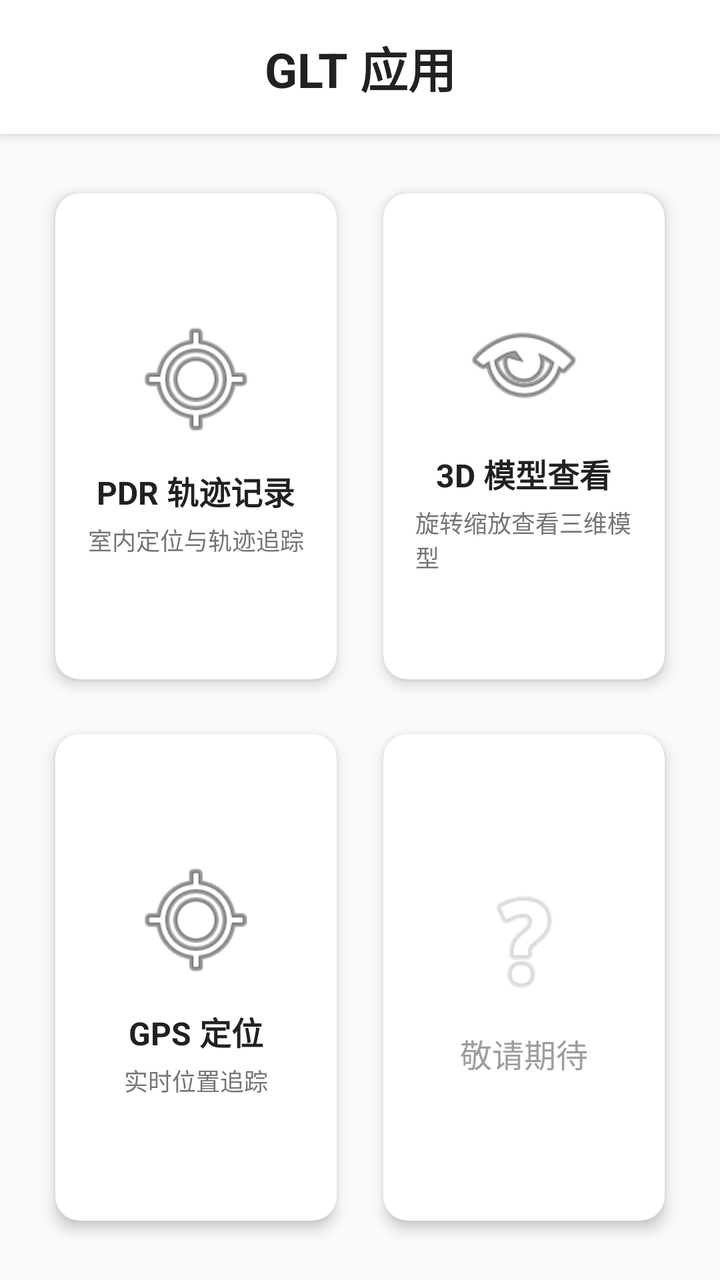
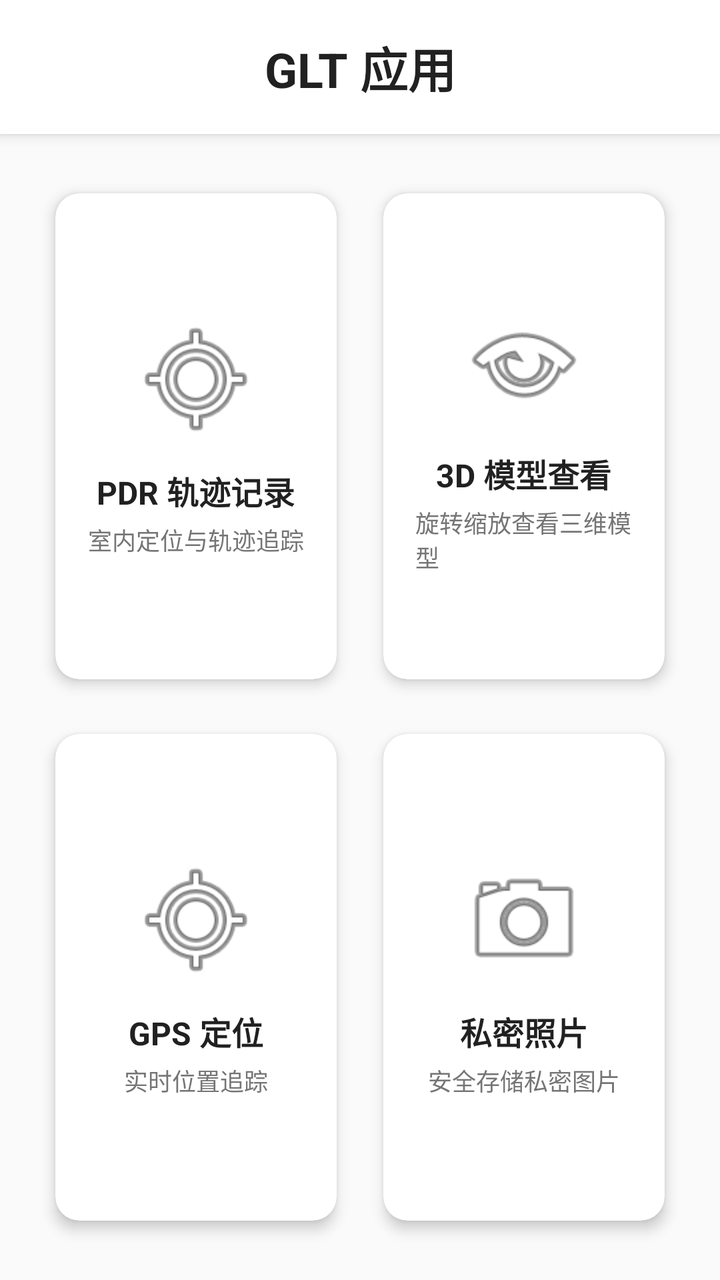

Compare the two renders of this Android layout. The source of the first and the diff that turns it into the second are given below.
<!-- AndroidManifest.xml: application theme Theme.PDR -->
<!-- res/layout/fragment_home.xml -->
<?xml version="1.0" encoding="utf-8"?>
<LinearLayout xmlns:android="http://schemas.android.com/apk/res/android"
    xmlns:tools="http://schemas.android.com/tools"
    android:layout_width="match_parent"
    android:layout_height="match_parent"
    android:orientation="vertical"
    android:background="#FAFAFA"
    tools:context=".ui.home.HomeFragment">

    
    <LinearLayout
        android:id="@+id/headerLayout"
        android:layout_width="match_parent"
        android:layout_height="wrap_content"
        android:orientation="vertical"
        android:background="#FFFFFF"
        android:elevation="4dp">

        <TextView
            android:layout_width="match_parent"
            android:layout_height="wrap_content"
            android:padding="16dp"
            android:text="GLT 应用"
            android:textColor="#212121"
            android:textSize="24sp"
            android:textStyle="bold"
            android:gravity="center" />

    </LinearLayout>

    
    <GridLayout
        android:id="@+id/gridLayout"
        android:layout_width="match_parent"
        android:layout_height="0dp"
        android:layout_weight="1"
        android:layout_margin="16dp"
        android:columnCount="2"
        android:rowCount="2"
        android:alignmentMode="alignBounds"
        android:columnOrderPreserved="false"
        android:useDefaultMargins="true">

        
        <androidx.cardview.widget.CardView
            android:id="@+id/cardPdr"
            android:layout_width="0dp"
            android:layout_height="0dp"
            android:layout_columnWeight="1"
            android:layout_rowWeight="1"
            android:layout_gravity="fill"
            android:clickable="true"
            android:focusable="true"
            android:foreground="?android:attr/selectableItemBackground"
            app:cardCornerRadius="12dp"
            app:cardElevation="4dp"
            app:cardUseCompatPadding="true"
            xmlns:app="http://schemas.android.com/apk/res-auto">

            <LinearLayout
                android:layout_width="match_parent"
                android:layout_height="match_parent"
                android:orientation="vertical"
                android:gravity="center"
                android:padding="16dp">

                <ImageView
                    android:layout_width="64dp"
                    android:layout_height="64dp"
                    android:src="@android:drawable/ic_menu_mylocation"
                    android:contentDescription="PDR图标" />

                <TextView
                    android:layout_width="wrap_content"
                    android:layout_height="wrap_content"
                    android:layout_marginTop="12dp"
                    android:text="PDR 轨迹记录"
                    android:textColor="#212121"
                    android:textSize="16sp"
                    android:textStyle="bold" />

                <TextView
                    android:layout_width="wrap_content"
                    android:layout_height="wrap_content"
                    android:layout_marginTop="4dp"
                    android:text="室内定位与轨迹追踪"
                    android:textColor="#757575"
                    android:textSize="12sp" />

            </LinearLayout>

        </androidx.cardview.widget.CardView>

        
        <androidx.cardview.widget.CardView
            android:id="@+id/cardViewer"
            android:layout_width="0dp"
            android:layout_height="0dp"
            android:layout_columnWeight="1"
            android:layout_rowWeight="1"
            android:layout_gravity="fill"
            android:clickable="true"
            android:focusable="true"
            android:foreground="?android:attr/selectableItemBackground"
            app:cardCornerRadius="12dp"
            app:cardElevation="4dp"
            app:cardUseCompatPadding="true"
            xmlns:app="http://schemas.android.com/apk/res-auto">

            <LinearLayout
                android:layout_width="match_parent"
                android:layout_height="match_parent"
                android:orientation="vertical"
                android:gravity="center"
                android:padding="16dp">

                <ImageView
                    android:layout_width="64dp"
                    android:layout_height="64dp"
                    android:src="@android:drawable/ic_menu_view"
                    android:contentDescription="3D图标" />

                <TextView
                    android:layout_width="wrap_content"
                    android:layout_height="wrap_content"
                    android:layout_marginTop="12dp"
                    android:text="3D 模型查看"
                    android:textColor="#212121"
                    android:textSize="16sp"
                    android:textStyle="bold" />

                <TextView
                    android:layout_width="wrap_content"
                    android:layout_height="wrap_content"
                    android:layout_marginTop="4dp"
                    android:text="旋转缩放查看三维模型"
                    android:textColor="#757575"
                    android:textSize="12sp" />

            </LinearLayout>

        </androidx.cardview.widget.CardView>

        
        <androidx.cardview.widget.CardView
            android:id="@+id/cardLocation"
            android:layout_width="0dp"
            android:layout_height="0dp"
            android:layout_columnWeight="1"
            android:layout_rowWeight="1"
            android:layout_gravity="fill"
            android:clickable="true"
            android:focusable="true"
            android:foreground="?android:attr/selectableItemBackground"
            app:cardCornerRadius="12dp"
            app:cardElevation="4dp"
            app:cardUseCompatPadding="true"
            xmlns:app="http://schemas.android.com/apk/res-auto">

            <LinearLayout
                android:layout_width="match_parent"
                android:layout_height="match_parent"
                android:orientation="vertical"
                android:gravity="center"
                android:padding="16dp">

                <ImageView
                    android:layout_width="64dp"
                    android:layout_height="64dp"
                    android:src="@android:drawable/ic_menu_mylocation"
                    android:contentDescription="定位图标" />

                <TextView
                    android:layout_width="wrap_content"
                    android:layout_height="wrap_content"
                    android:layout_marginTop="12dp"
                    android:text="GPS 定位"
                    android:textColor="#212121"
                    android:textSize="16sp"
                    android:textStyle="bold" />

                <TextView
                    android:layout_width="wrap_content"
                    android:layout_height="wrap_content"
                    android:layout_marginTop="4dp"
                    android:text="实时位置追踪"
                    android:textColor="#757575"
                    android:textSize="12sp" />

            </LinearLayout>

        </androidx.cardview.widget.CardView>

        
        <androidx.cardview.widget.CardView
            android:id="@+id/cardPlaceholder3"
            android:layout_width="0dp"
            android:layout_height="0dp"
            android:layout_columnWeight="1"
            android:layout_rowWeight="1"
            android:layout_gravity="fill"
            android:clickable="true"
            android:focusable="true"
            android:foreground="?android:attr/selectableItemBackground"
            app:cardCornerRadius="12dp"
            app:cardElevation="4dp"
            app:cardUseCompatPadding="true"
            xmlns:app="http://schemas.android.com/apk/res-auto">

            <LinearLayout
                android:layout_width="match_parent"
                android:layout_height="match_parent"
                android:orientation="vertical"
                android:gravity="center"
                android:padding="16dp">

                <ImageView
                    android:layout_width="64dp"
                    android:layout_height="64dp"
                    android:src="@android:drawable/ic_menu_help"
                    android:alpha="0.3"
                    android:contentDescription="预留功能图标" />

                <TextView
                    android:layout_width="wrap_content"
                    android:layout_height="wrap_content"
                    android:layout_marginTop="12dp"
                    android:text="敬请期待"
                    android:textColor="#9E9E9E"
                    android:textSize="16sp" />

            </LinearLayout>

        </androidx.cardview.widget.CardView>

    </GridLayout>

</LinearLayout>
<!-- resources referenced by this layout -->
<resources>
  <style name="Theme.PDR" parent="Base.Theme.PDR" />
  <style name="Base.Theme.PDR" parent="Theme.Material3.DayNight.NoActionBar">
          
          <item name="colorPrimary">@color/purple_500</item>
          <item name="colorPrimaryVariant">@color/purple_700</item>
          <item name="colorOnPrimary">@color/white</item>
          
          <item name="colorSecondary">@color/teal_200</item>
          <item name="colorSecondaryVariant">@color/teal_700</item>
          <item name="colorOnSecondary">@color/black</item>
      </style>
  <color name="purple_500">#FF6200EE</color>
  <color name="purple_700">#FF3700B3</color>
  <color name="white">#FFFFFFFF</color>
  <color name="teal_200">#FF03DAC5</color>
  <color name="teal_700">#FF018786</color>
  <color name="black">#FF000000</color>
</resources>

<!-- the commit's change to res/layout/fragment_home.xml (unified diff, before → after) -->
@@ -193,41 +193,49 @@
 
         
         <androidx.cardview.widget.CardView
-            android:id="@+id/cardPlaceholder3"
-            android:layout_width="0dp"
-            android:layout_height="0dp"
-            android:layout_columnWeight="1"
-            android:layout_rowWeight="1"
-            android:layout_gravity="fill"
-            android:clickable="true"
-            android:focusable="true"
-            android:foreground="?android:attr/selectableItemBackground"
-            app:cardCornerRadius="12dp"
-            app:cardElevation="4dp"
-            app:cardUseCompatPadding="true"
-            xmlns:app="http://schemas.android.com/apk/res-auto">
-
-            <LinearLayout
-                android:layout_width="match_parent"
-                android:layout_height="match_parent"
-                android:orientation="vertical"
-                android:gravity="center"
-                android:padding="16dp">
-
-                <ImageView
-                    android:layout_width="64dp"
-                    android:layout_height="64dp"
-                    android:src="@android:drawable/ic_menu_help"
-                    android:alpha="0.3"
-                    android:contentDescription="预留功能图标" />
-
-                <TextView
-                    android:layout_width="wrap_content"
-                    android:layout_height="wrap_content"
-                    android:layout_marginTop="12dp"
-                    android:text="敬请期待"
-                    android:textColor="#9E9E9E"
-                    android:textSize="16sp" />
+            android:id="@+id/cardPrivatePhoto"
+            android:layout_width="0dp"
+            android:layout_height="0dp"
+            android:layout_columnWeight="1"
+            android:layout_rowWeight="1"
+            android:layout_gravity="fill"
+            android:clickable="true"
+            android:focusable="true"
+            android:foreground="?android:attr/selectableItemBackground"
+            app:cardCornerRadius="12dp"
+            app:cardElevation="4dp"
+            app:cardUseCompatPadding="true"
+            xmlns:app="http://schemas.android.com/apk/res-auto">
+
+            <LinearLayout
+                android:layout_width="match_parent"
+                android:layout_height="match_parent"
+                android:orientation="vertical"
+                android:gravity="center"
+                android:padding="16dp">
+
+                <ImageView
+                    android:layout_width="64dp"
+                    android:layout_height="64dp"
+                    android:src="@android:drawable/ic_menu_camera"
+                    android:contentDescription="私密照片图标" />
+
+                <TextView
+                    android:layout_width="wrap_content"
+                    android:layout_height="wrap_content"
+                    android:layout_marginTop="12dp"
+                    android:text="私密照片"
+                    android:textColor="#212121"
+                    android:textSize="16sp"
+                    android:textStyle="bold" />
+
+                <TextView
+                    android:layout_width="wrap_content"
+                    android:layout_height="wrap_content"
+                    android:layout_marginTop="4dp"
+                    android:text="安全存储私密图片"
+                    android:textColor="#757575"
+                    android:textSize="12sp" />
 
             </LinearLayout>
 
